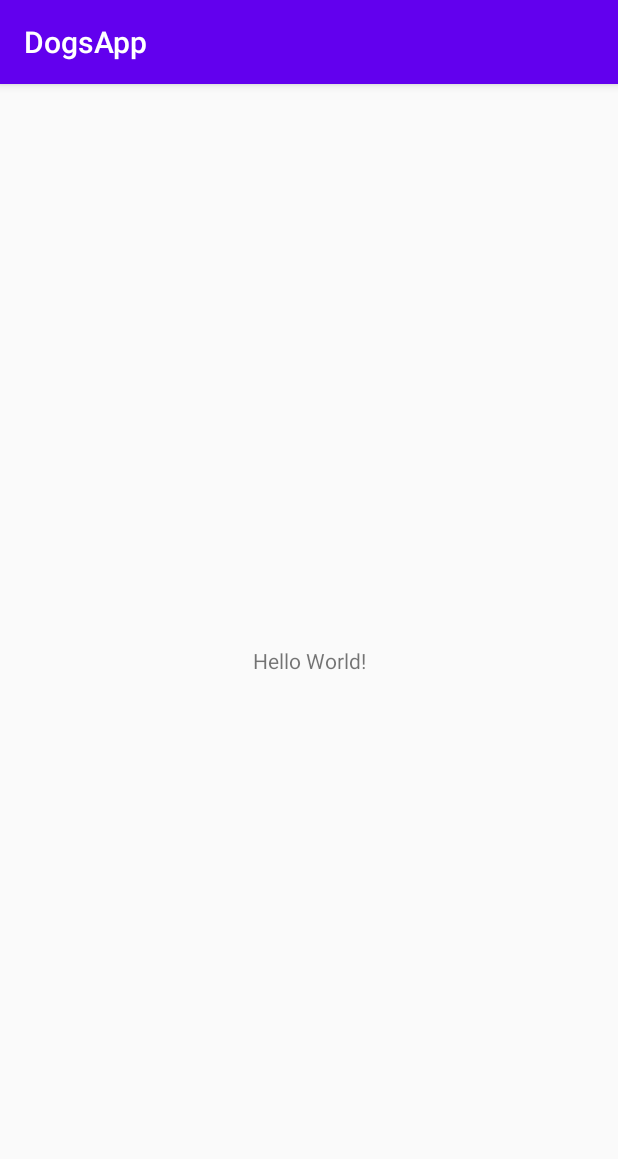
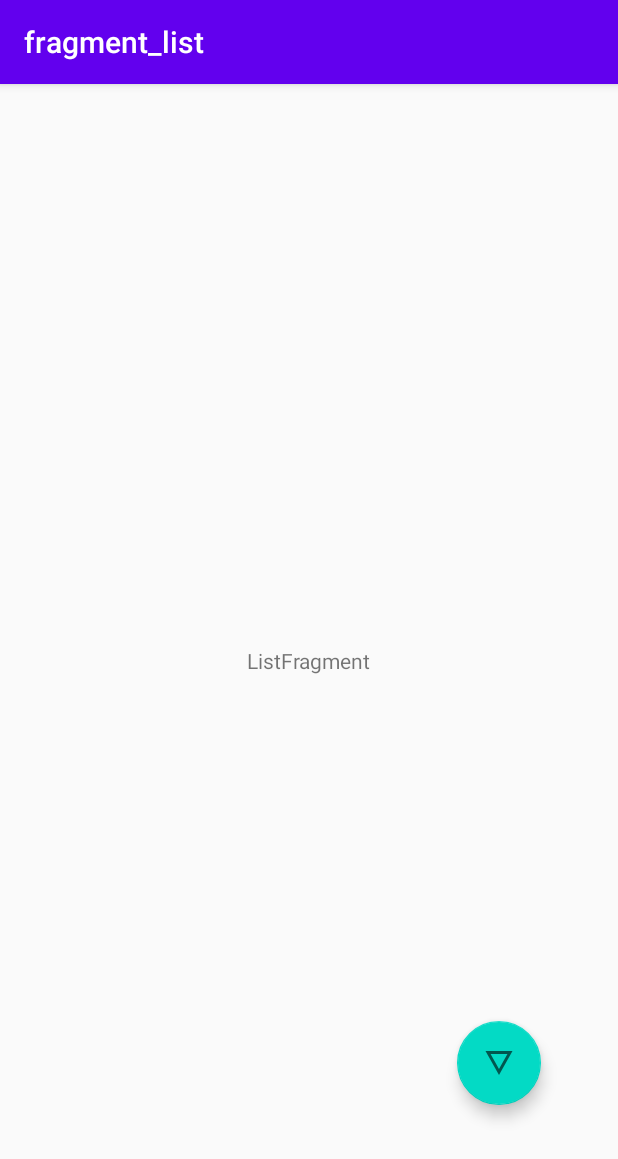
Before and after one commit to anhoang241998/DogsApp, an Android app: the screen it shows after launch (MainActivity), on a phone screen of 412 x 824 dp. Shown: the top 1159 px of the screen. Run offline under Robolectric (Android 15) with nearby library versions, the phone set to English and light mode, and no system bars; our stand-ins replace ButterKnife, navigation-ui.

Commit message:
finish learning the navigation fragment

```diff
--- a/app/src/main/AndroidManifest.xml
+++ b/app/src/main/AndroidManifest.xml
@@ -9,7 +9,7 @@
         android:roundIcon="@mipmap/ic_dog"
         android:supportsRtl="true"
         android:theme="@style/AppTheme">
-        <activity android:name=".MainActivity">
+        <activity android:name=".view.MainActivity">
             <intent-filter>
                 <action android:name="android.intent.action.MAIN" />
 
--- /dev/null
+++ b/app/src/main/java/com/example/dogsapp/view/ListFragment.java
@@ -0,0 +1,53 @@
+package com.example.dogsapp.view;
+
+import android.os.Bundle;
+import android.view.LayoutInflater;
+import android.view.View;
+import android.view.ViewGroup;
+import android.widget.TextView;
+
+import androidx.annotation.NonNull;
+import androidx.annotation.Nullable;
+import androidx.fragment.app.Fragment;
+import androidx.navigation.NavDirections;
+import androidx.navigation.Navigation;
+
+import com.example.dogsapp.R;
+import com.google.android.material.floatingactionbutton.FloatingActionButton;
+
+import butterknife.BindView;
+import butterknife.ButterKnife;
+
+public class ListFragment extends Fragment {
+
+    @BindView(R.id.textView)
+    TextView textView;
+    @BindView(R.id.floatingActionButton)
+    FloatingActionButton fab;
+    View v;
+
+    public ListFragment() {
+    }
+
+    @Override
+    public View onCreateView(LayoutInflater inflater, ViewGroup container,
+                             Bundle savedInstanceState) {
+        v = inflater.inflate(R.layout.fragment_list, container, false);
+        ButterKnife.bind(this,v);
+        return v;
+    }
+
+    @Override
+    public void onViewCreated(@NonNull View view, @Nullable Bundle savedInstanceState) {
+        super.onViewCreated(view, savedInstanceState);
+        fab.setOnClickListener(v -> {
+            onGoToDetails();
+        });
+    }
+
+    private void onGoToDetails() {
+        ListFragmentDirections.ActionDetail actionDetail = ListFragmentDirections.actionDetail();
+        actionDetail.setDogUuid(5);
+        Navigation.findNavController(fab).navigate(actionDetail);
+    }
+}
--- /dev/null
+++ b/app/src/main/java/com/example/dogsapp/view/MainActivity.java
@@ -0,0 +1,30 @@
+package com.example.dogsapp.view;
+
+import androidx.appcompat.app.AppCompatActivity;
+import androidx.drawerlayout.widget.DrawerLayout;
+import androidx.navigation.NavController;
+import androidx.navigation.Navigation;
+import androidx.navigation.ui.NavigationUI;
+
+import android.os.Bundle;
+
+import com.example.dogsapp.R;
+
+public class MainActivity extends AppCompatActivity {
+
+    private NavController mNavController;
+
+    @Override
+    protected void onCreate(Bundle savedInstanceState) {
+        super.onCreate(savedInstanceState);
+        setContentView(R.layout.activity_main);
+        mNavController = Navigation.findNavController(this, R.id.fragment);
+        NavigationUI.setupActionBarWithNavController(this, mNavController);
+
+    }
+
+    @Override
+    public boolean onSupportNavigateUp() {
+        return NavigationUI.navigateUp(mNavController, (DrawerLayout) null);
+    }
+}
--- /dev/null
+++ b/app/src/main/res/drawable/ic_details.xml
@@ -0,0 +1,10 @@
+<vector xmlns:android="http://schemas.android.com/apk/res/android"
+    android:width="24dp"
+    android:height="24dp"
+    android:viewportWidth="24"
+    android:viewportHeight="24"
+    android:tint="?attr/colorControlNormal">
+  <path
+      android:fillColor="@android:color/white"
+      android:pathData="M3,4l9,16 9,-16L3,4zM6.38,6h11.25L12,16 6.38,6z"/>
+</vector>
--- a/app/src/main/res/layout/activity_main.xml
+++ b/app/src/main/res/layout/activity_main.xml
@@ -4,15 +4,18 @@
     xmlns:tools="http://schemas.android.com/tools"
     android:layout_width="match_parent"
     android:layout_height="match_parent"
-    tools:context=".MainActivity">
+    tools:context=".view.MainActivity">
 
-    <TextView
-        android:layout_width="wrap_content"
-        android:layout_height="wrap_content"
-        android:text="Hello World!"
+    <fragment
+        android:id="@+id/fragment"
+        android:name="androidx.navigation.fragment.NavHostFragment"
+        android:layout_width="409dp"
+        android:layout_height="729dp"
+        app:defaultNavHost="true"
         app:layout_constraintBottom_toBottomOf="parent"
-        app:layout_constraintLeft_toLeftOf="parent"
-        app:layout_constraintRight_toRightOf="parent"
-        app:layout_constraintTop_toTopOf="parent" />
+        app:layout_constraintEnd_toEndOf="parent"
+        app:layout_constraintStart_toStartOf="parent"
+        app:layout_constraintTop_toTopOf="parent"
+        app:navGraph="@navigation/dogs_navigation" />
 
 </androidx.constraintlayout.widget.ConstraintLayout>
--- /dev/null
+++ b/app/src/main/res/layout/fragment_list.xml
@@ -0,0 +1,33 @@
+<?xml version="1.0" encoding="utf-8"?>
+<androidx.constraintlayout.widget.ConstraintLayout xmlns:android="http://schemas.android.com/apk/res/android"
+    xmlns:app="http://schemas.android.com/apk/res-auto"
+    xmlns:tools="http://schemas.android.com/tools"
+    android:layout_width="match_parent"
+    android:layout_height="match_parent"
+    tools:context=".view.ListFragment">
+
+    <TextView
+        android:id="@+id/textView"
+        android:layout_width="wrap_content"
+        android:layout_height="wrap_content"
+        android:text="ListFragment"
+        app:layout_constraintBottom_toBottomOf="parent"
+        app:layout_constraintEnd_toEndOf="parent"
+        app:layout_constraintStart_toStartOf="parent"
+        app:layout_constraintTop_toTopOf="parent" />
+
+    <com.google.android.material.floatingactionbutton.FloatingActionButton
+        android:id="@+id/floatingActionButton"
+        android:layout_width="wrap_content"
+        android:layout_height="wrap_content"
+        android:clickable="true"
+        android:src="@drawable/ic_details"
+        app:layout_constraintBottom_toBottomOf="parent"
+        app:layout_constraintEnd_toEndOf="parent"
+        app:layout_constraintHorizontal_bias="0.859"
+        app:layout_constraintStart_toStartOf="parent"
+        app:layout_constraintTop_toTopOf="parent"
+        app:layout_constraintVertical_bias="0.899" />
+
+
+</androidx.constraintlayout.widget.ConstraintLayout>
--- /dev/null
+++ b/app/src/main/res/navigation/dogs_navigation.xml
@@ -0,0 +1,33 @@
+<?xml version="1.0" encoding="utf-8"?>
+<navigation
+    xmlns:android="http://schemas.android.com/apk/res/android"
+    xmlns:app="http://schemas.android.com/apk/res-auto"
+    xmlns:tools="http://schemas.android.com/tools"
+    android:id="@+id/dogs_navigation"
+    app:startDestination="@id/listFragment">
+
+    <fragment
+        android:id="@+id/listFragment"
+        android:name="com.example.dogsapp.view.ListFragment"
+        android:label="fragment_list"
+        tools:layout="@layout/fragment_list" >
+        <action
+            android:id="@+id/actionDetail"
+            app:destination="@id/detailFragment"
+            app:enterAnim="@android:anim/fade_in"
+            app:exitAnim="@android:anim/fade_out" />
+    </fragment>
+    <fragment
+        android:id="@+id/detailFragment"
+        android:name="com.example.dogsapp.view.DetailFragment"
+        android:label="fragment_detail"
+        tools:layout="@layout/fragment_detail" >
+        <action
+            android:id="@+id/actionList"
+            app:destination="@id/listFragment" />
+        <argument
+            android:name="dogUuid"
+            app:argType="integer"
+            android:defaultValue="0" />
+    </fragment>
+</navigation>
--- a/app/src/main/res/values/strings.xml
+++ b/app/src/main/res/values/strings.xml
@@ -1,3 +1,5 @@
 <resources>
     <string name="app_name">DogsApp</string>
+    <!-- TODO: Remove or change this placeholder text -->
+    <string name="hello_blank_fragment">Hello blank fragment</string>
 </resources>
```
Also changed, not shown: app/src/main/java/com/example/dogsapp/MainActivity.java (deleted, +0 -14 lines), app/src/main/java/com/example/dogsapp/view/DetailFragment.java (added, +60 -0 lines), app/src/main/res/drawable/ic_list.xml (added, +10 -0 lines), app/src/main/res/layout/fragment_detail.xml (added, +33 -0 lines).
